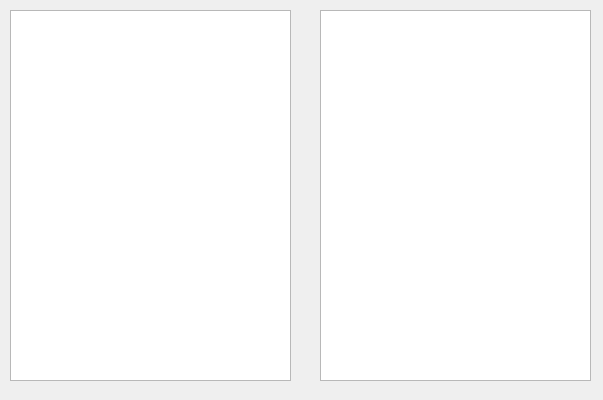
radusalex1/OneDriveProject, file OneDrive/onedrive_file_explorer.ui: the form before one commit.
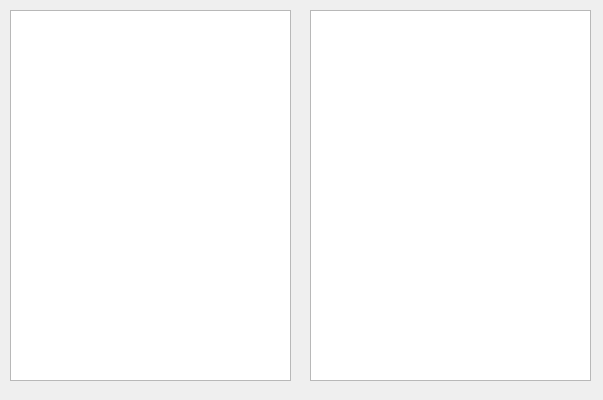
The form after the commit.

What changed in the file:
```diff
--- a/OneDrive/onedrive_file_explorer.ui
+++ b/OneDrive/onedrive_file_explorer.ui
@@ -23,12 +23,12 @@
     </rect>
    </property>
   </widget>
-  <widget class="QListView" name="listView">
+  <widget class="QTreeView" name="treeViewDrive">
    <property name="geometry">
     <rect>
-     <x>320</x>
+     <x>310</x>
      <y>10</y>
-     <width>271</width>
+     <width>281</width>
      <height>371</height>
     </rect>
    </property>
```
Left out of the diff: 2 changed lines with no effect on the pictures.
